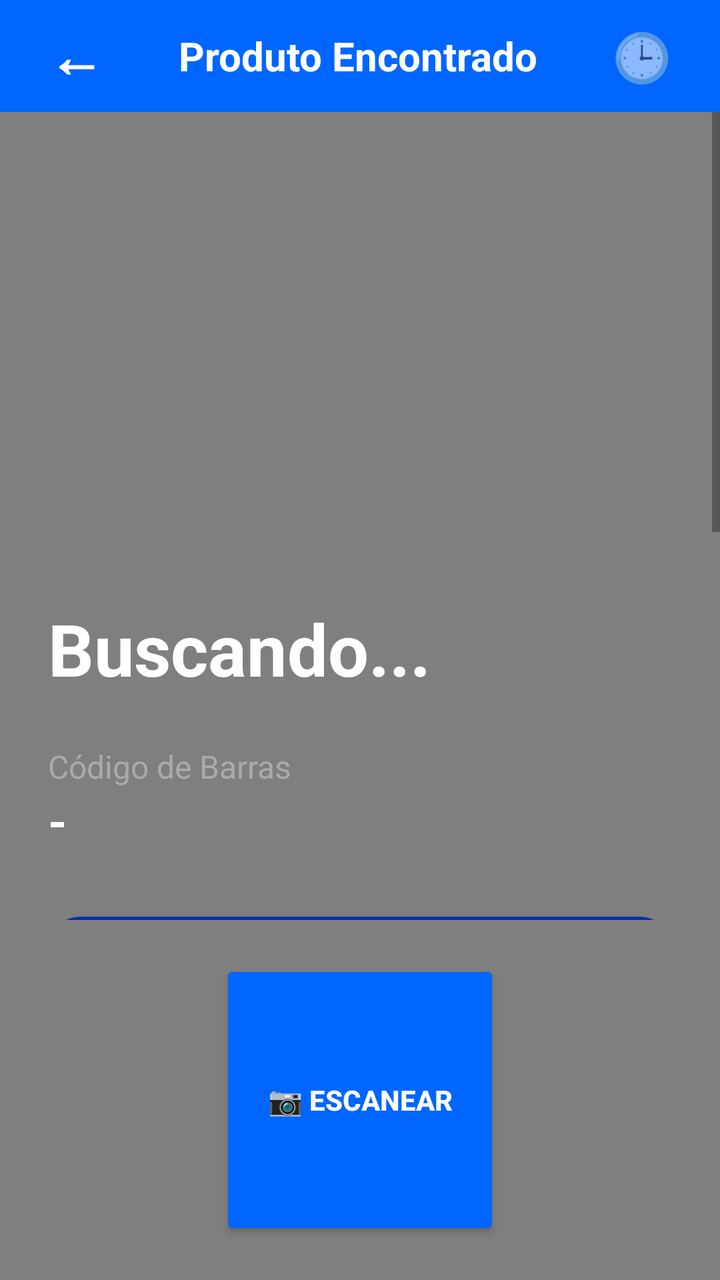
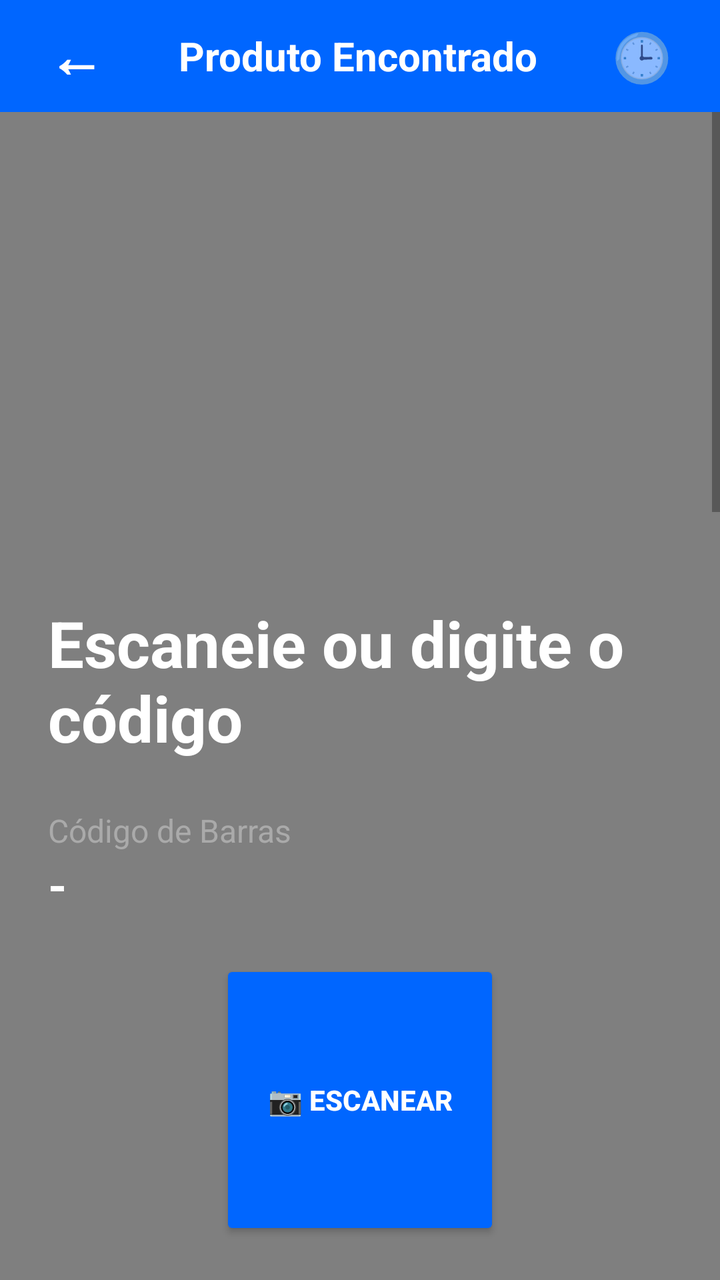

Before-and-after screenshots of an Android layout around one commit, followed by the original layout XML and the change that was made.
<!-- AndroidManifest.xml: fallback theme Theme.MaterialComponents.DayNight.NoActionBar -->
<!-- res/layout/activity_resultado.xml -->
<?xml version="1.0" encoding="utf-8"?>
<FrameLayout xmlns:android="http://schemas.android.com/apk/res/android"
    xmlns:app="http://schemas.android.com/apk/res-auto"
    android:layout_width="match_parent"
    android:layout_height="match_parent">

    
    <ImageView
        android:id="@+id/imgFundo"
        android:layout_width="match_parent"
        android:layout_height="match_parent"
        android:scaleType="centerCrop"
        android:alpha="0.3"
        android:visibility="gone" />

    <View
        android:layout_width="match_parent"
        android:layout_height="match_parent"
        android:background="#80000000" />

    <LinearLayout
        android:layout_width="match_parent"
        android:layout_height="match_parent"
        android:orientation="vertical">

        <LinearLayout
            android:layout_width="match_parent"
            android:layout_height="56dp"
            android:background="#0066FF"
            android:gravity="center_vertical"
            android:orientation="horizontal"
            android:paddingHorizontal="16dp">

            <TextView
                android:id="@+id/btnVoltar"
                android:layout_width="wrap_content"
                android:layout_height="wrap_content"
                android:padding="8dp"
                android:text="←"
                android:textColor="#FFFFFF"
                android:textSize="28sp"
                android:textStyle="bold" />

            <TextView
                android:layout_width="0dp"
                android:layout_height="wrap_content"
                android:layout_weight="1"
                android:gravity="center"
                android:text="Produto Encontrado"
                android:textColor="#FFFFFF"
                android:textSize="20sp"
                android:textStyle="bold" />

            <TextView
                android:layout_width="wrap_content"
                android:layout_height="wrap_content"
                android:padding="8dp"
                android:text="🕒"
                android:textSize="24sp" />
        </LinearLayout>

        <ScrollView
            android:layout_width="match_parent"
            android:layout_height="0dp"
            android:layout_weight="1">

            <LinearLayout
                android:layout_width="match_parent"
                android:layout_height="wrap_content"
                android:orientation="vertical">

                <FrameLayout
                    android:layout_width="match_parent"
                    android:layout_height="220dp">

                    <ImageView
                        android:id="@+id/imgProduto"
                        android:layout_width="match_parent"
                        android:layout_height="match_parent"
                        android:scaleType="centerCrop"
                        android:visibility="gone" />
                </FrameLayout>

                <LinearLayout
                    android:layout_width="match_parent"
                    android:layout_height="wrap_content"
                    android:orientation="vertical"
                    android:padding="24dp">

                    <TextView
                        android:id="@+id/txtNome"
                        android:layout_width="match_parent"
                        android:layout_height="wrap_content"
                        android:text="Buscando..."
                        android:textColor="#FFFFFF"
                        android:textSize="36sp"
                        android:textStyle="bold" />

                    <TextView
                        android:layout_width="match_parent"
                        android:layout_height="wrap_content"
                        android:layout_marginTop="24dp"
                        android:text="Código de Barras"
                        android:textColor="#AAAAAA"
                        android:textSize="16sp" />

                    <TextView
                        android:id="@+id/txtCodigo"
                        android:layout_width="match_parent"
                        android:layout_height="wrap_content"
                        android:text="-"
                        android:textColor="#FFFFFF"
                        android:textSize="24sp"
                        android:textStyle="bold" />

                    <androidx.cardview.widget.CardView
                        android:layout_width="match_parent"
                        android:layout_height="wrap_content"
                        android:layout_marginTop="32dp"
                        app:cardBackgroundColor="#0033AA"
                        app:cardCornerRadius="16dp">

                        <TextView
                            android:id="@+id/txtPreco"
                            android:layout_width="match_parent"
                            android:layout_height="wrap_content"
                            android:gravity="center"
                            android:padding="32dp"
                            android:text="R$ 0,00"
                            android:textColor="#00FF00"
                            android:textSize="64sp"
                            android:textStyle="bold" />
                    </androidx.cardview.widget.CardView>

                    <LinearLayout
                        android:layout_width="match_parent"
                        android:layout_height="wrap_content"
                        android:layout_marginTop="32dp"
                        android:orientation="horizontal">

                        <LinearLayout
                            android:layout_width="0dp"
                            android:layout_height="wrap_content"
                            android:layout_weight="1"
                            android:orientation="vertical">
                            <TextView android:layout_width="wrap_content" android:layout_height="wrap_content" android:text="📦" android:textSize="24sp" />
                            <TextView android:layout_width="wrap_content" android:layout_height="wrap_content" android:text="Categoria" android:textColor="#AAAAAA" android:textSize="14sp" />
                            <TextView android:id="@+id/txtCategoria" android:layout_width="wrap_content" android:layout_height="wrap_content" android:text="-" android:textColor="#FFFFFF" android:textSize="16sp" android:textStyle="bold" />
                        </LinearLayout>

                        <LinearLayout
                            android:layout_width="0dp"
                            android:layout_height="wrap_content"
                            android:layout_weight="1"
                            android:orientation="vertical">
                            <TextView android:layout_width="wrap_content" android:layout_height="wrap_content" android:text="⚖️" android:textSize="24sp" />
                            <TextView android:layout_width="wrap_content" android:layout_height="wrap_content" android:text="Peso/Qtd" android:textColor="#AAAAAA" android:textSize="14sp" />
                            <TextView android:id="@+id/txtPeso" android:layout_width="wrap_content" android:layout_height="wrap_content" android:text="-" android:textColor="#FFFFFF" android:textSize="16sp" android:textStyle="bold" />
                        </LinearLayout>

                        <LinearLayout
                            android:layout_width="0dp"
                            android:layout_height="wrap_content"
                            android:layout_weight="1"
                            android:orientation="vertical">
                            <TextView android:layout_width="wrap_content" android:layout_height="wrap_content" android:text="📅" android:textSize="24sp" />
                            <TextView android:layout_width="wrap_content" android:layout_height="wrap_content" android:text="Validade" android:textColor="#AAAAAA" android:textSize="14sp" />
                            <TextView android:id="@+id/txtValidade" android:layout_width="wrap_content" android:layout_height="wrap_content" android:text="-" android:textColor="#FFFFFF" android:textSize="16sp" android:textStyle="bold" />
                        </LinearLayout>
                    </LinearLayout>

                    <EditText
                        android:id="@+id/edtCodigo"
                        android:layout_width="match_parent"
                        android:layout_height="wrap_content"
                        android:layout_marginTop="40dp"
                        android:background="#1A1A1A"
                        android:hint="Digite o código de barras"
                        android:imeOptions="actionSearch"
                        android:inputType="number"
                        android:maxLines="1"
                        android:padding="16dp"
                        android:textColor="#FFFFFF"
                        android:textColorHint="#666666" />
                </LinearLayout>
            </LinearLayout>
        </ScrollView>

        <Button
            android:id="@+id/btnScan"
            android:layout_width="140dp"
            android:layout_height="140dp"
            android:layout_gravity="center_horizontal"
            android:layout_margin="20dp"
            android:backgroundTint="#0066FF"
            android:text="📷
ESCANEAR"
            android:textColor="#FFFFFF"
            android:textSize="14sp"
            android:textStyle="bold" />
    </LinearLayout>
</FrameLayout>
<!-- resources referenced by this layout -->
<resources>

</resources>

<!-- the commit's change to res/layout/activity_resultado.xml (unified diff, before → after) -->
@@ -23,6 +23,7 @@
         android:layout_height="match_parent"
         android:orientation="vertical">
 
+        
         <LinearLayout
             android:layout_width="match_parent"
             android:layout_height="56dp"
@@ -69,6 +70,7 @@
                 android:layout_height="wrap_content"
                 android:orientation="vertical">
 
+                
                 <FrameLayout
                     android:layout_width="match_parent"
                     android:layout_height="220dp">
@@ -91,9 +93,9 @@
                         android:id="@+id/txtNome"
                         android:layout_width="match_parent"
                         android:layout_height="wrap_content"
-                        android:text="Buscando..."
+                        android:text="Escaneie ou digite o código"
                         android:textColor="#FFFFFF"
-                        android:textSize="36sp"
+                        android:textSize="32sp"
                         android:textStyle="bold" />
 
                     <TextView
@@ -175,6 +177,7 @@
                         android:layout_height="wrap_content"
                         android:layout_marginTop="40dp"
                         android:background="#1A1A1A"
+                        android:drawableStart="@android:drawable/ic_menu_search"
                         android:hint="Digite o código de barras"
                         android:imeOptions="actionSearch"
                         android:inputType="number"
